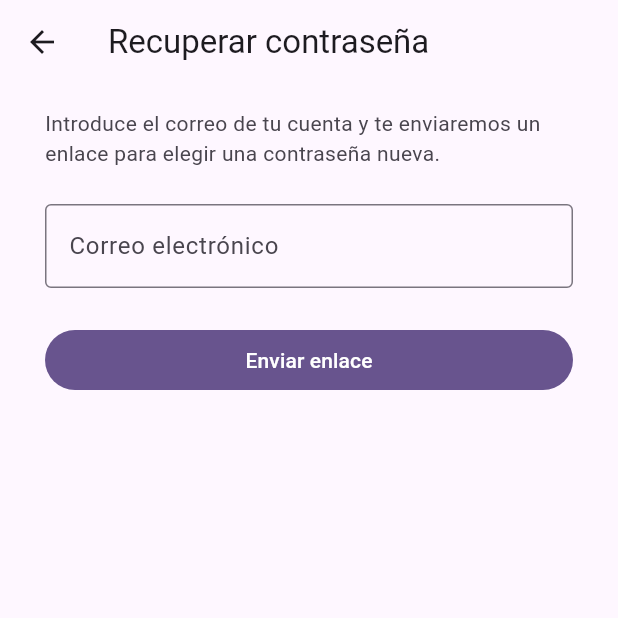
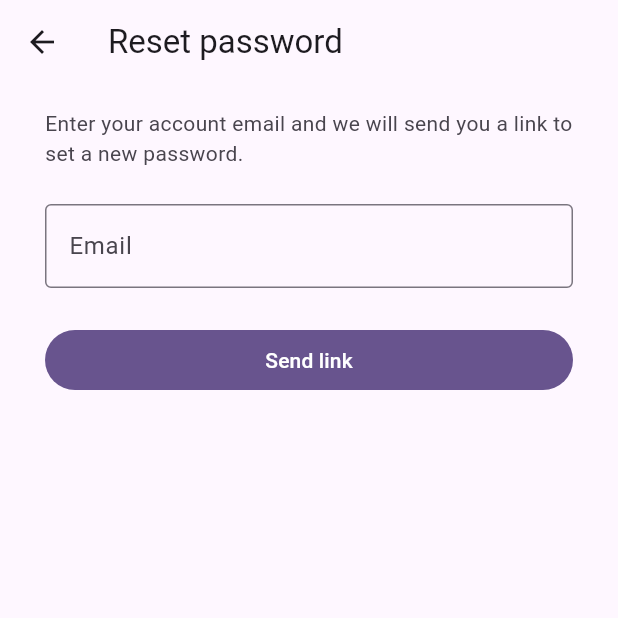
Before and after one commit to Gudynya/LuminaWriters, a Flutter app: the PasswordRecoveryPage screen opened by its route, on a phone screen of 412 x 824 dp, the top half of it. Run offline on Flutter 3.47's test engine with Material 3 defaults, Android fonts, the phone set to English and light mode, and no system bars.

Commit message:
feat(i18n): gen-l10n es/en, AppLocalizations y cambio OpenSpec i18n-foundation
Made-with: Cursor

````diff
--- /dev/null
+++ b/app/l10n.yaml
@@ -0,0 +1,5 @@
+arb-dir: lib/l10n
+template-arb-file: app_en.arb
+output-localization-file: app_localizations.dart
+output-class: AppLocalizations
+nullable-getter: false
--- /dev/null
+++ b/app/lib/l10n/app_en.arb
@@ -0,0 +1,32 @@
+{
+  "@@locale": "en",
+  "appTitle": "LuminaWriters",
+  "landingHeadline": "Welcome to LuminaWriter, your writers' assistant",
+  "authLogIn": "Log in",
+  "authSignUp": "Sign up",
+  "authForgotPassword": "Forgot password?",
+  "authLoginTitle": "Log in",
+  "authEmailLabel": "Email",
+  "authPasswordLabel": "Password",
+  "authSignInButton": "Sign in",
+  "authCreateAccountTitle": "Create account",
+  "authRegisterButton": "Sign up",
+  "authRecoverPasswordTitle": "Reset password",
+  "authRecoveryInstructions": "Enter your account email and we will send you a link to set a new password.",
+  "authSendLinkButton": "Send link",
+  "shellHomeTab": "Home",
+  "shellProjectsTab": "Projects",
+  "shellLibraryTab": "Library",
+  "shellSettingsTab": "Settings",
+  "appBrandNameShort": "LuminaWriter",
+  "shellDrawerSubtitle": "Your writing space",
+  "shellSignOut": "Sign out",
+  "shellSectionPlaceholder": "Content for \"{sectionName}\" coming soon.",
+  "@shellSectionPlaceholder": {
+    "placeholders": {
+      "sectionName": {
+        "type": "String"
+      }
+    }
+  }
+}
--- /dev/null
+++ b/app/lib/l10n/app_localizations.dart
@@ -0,0 +1,266 @@
+import 'dart:async';
+
+import 'package:flutter/foundation.dart';
+import 'package:flutter/widgets.dart';
+import 'package:flutter_localizations/flutter_localizations.dart';
+import 'package:intl/intl.dart' as intl;
+
+import 'app_localizations_en.dart';
+import 'app_localizations_es.dart';
+
+// ignore_for_file: type=lint
+
+/// Callers can lookup localized strings with an instance of AppLocalizations
+/// returned by `AppLocalizations.of(context)`.
+///
+/// Applications need to include `AppLocalizations.delegate()` in their app's
+/// `localizationDelegates` list, and the locales they support in the app's
+/// `supportedLocales` list. For example:
+///
+/// ```dart
+/// import 'l10n/app_localizations.dart';
+///
+/// return MaterialApp(
+///   localizationsDelegates: AppLocalizations.localizationsDelegates,
+///   supportedLocales: AppLocalizations.supportedLocales,
+///   home: MyApplicationHome(),
+/// );
+/// ```
+///
+/// ## Update pubspec.yaml
+///
+/// Please make sure to update your pubspec.yaml to include the following
+/// packages:
+///
+/// ```yaml
+/// dependencies:
+///   # Internationalization support.
+///   flutter_localizations:
+///     sdk: flutter
+///   intl: any # Use the pinned version from flutter_localizations
+///
+///   # Rest of dependencies
+/// ```
+///
+/// ## iOS Applications
+///
+/// iOS applications define key application metadata, including supported
+/// locales, in an Info.plist file that is built into the application bundle.
+/// To configure the locales supported by your app, you’ll need to edit this
+/// file.
+///
+/// First, open your project’s ios/Runner.xcworkspace Xcode workspace file.
+/// Then, in the Project Navigator, open the Info.plist file under the Runner
+/// project’s Runner folder.
+///
+/// Next, select the Information Property List item, select Add Item from the
+/// Editor menu, then select Localizations from the pop-up menu.
+///
+/// Select and expand the newly-created Localizations item then, for each
+/// locale your application supports, add a new item and select the locale
+/// you wish to add from the pop-up menu in the Value field. This list should
+/// be consistent with the languages listed in the AppLocalizations.supportedLocales
+/// property.
+abstract class AppLocalizations {
+  AppLocalizations(String locale)
+    : localeName = intl.Intl.canonicalizedLocale(locale.toString());
+
+  final String localeName;
+
+  static AppLocalizations of(BuildContext context) {
+    return Localizations.of<AppLocalizations>(context, AppLocalizations)!;
+  }
+
+  static const LocalizationsDelegate<AppLocalizations> delegate =
+      _AppLocalizationsDelegate();
+
+  /// A list of this localizations delegate along with the default localizations
+  /// delegates.
+  ///
+  /// Returns a list of localizations delegates containing this delegate along with
+  /// GlobalMaterialLocalizations.delegate, GlobalCupertinoLocalizations.delegate,
+  /// and GlobalWidgetsLocalizations.delegate.
+  ///
+  /// Additional delegates can be added by appending to this list in
+  /// MaterialApp. This list does not have to be used at all if a custom list
+  /// of delegates is preferred or required.
+  static const List<LocalizationsDelegate<dynamic>> localizationsDelegates =
+      <LocalizationsDelegate<dynamic>>[
+        delegate,
+        GlobalMaterialLocalizations.delegate,
+        GlobalCupertinoLocalizations.delegate,
+        GlobalWidgetsLocalizations.delegate,
+      ];
+
+  /// A list of this localizations delegate's supported locales.
+  static const List<Locale> supportedLocales = <Locale>[
+    Locale('en'),
+    Locale('es'),
+  ];
+
+  /// No description provided for @appTitle.
+  ///
+  /// In en, this message translates to:
+  /// **'LuminaWriters'**
+  String get appTitle;
+
+  /// No description provided for @landingHeadline.
+  ///
+  /// In en, this message translates to:
+  /// **'Welcome to LuminaWriter, your writers\' assistant'**
+  String get landingHeadline;
+
+  /// No description provided for @authLogIn.
+  ///
+  /// In en, this message translates to:
+  /// **'Log in'**
+  String get authLogIn;
+
+  /// No description provided for @authSignUp.
+  ///
+  /// In en, this message translates to:
+  /// **'Sign up'**
+  String get authSignUp;
+
+  /// No description provided for @authForgotPassword.
+  ///
+  /// In en, this message translates to:
+  /// **'Forgot password?'**
+  String get authForgotPassword;
+
+  /// No description provided for @authLoginTitle.
+  ///
+  /// In en, this message translates to:
+  /// **'Log in'**
+  String get authLoginTitle;
+
+  /// No description provided for @authEmailLabel.
+  ///
+  /// In en, this message translates to:
+  /// **'Email'**
+  String get authEmailLabel;
+
+  /// No description provided for @authPasswordLabel.
+  ///
+  /// In en, this message translates to:
+  /// **'Password'**
+  String get authPasswordLabel;
+
+  /// No description provided for @authSignInButton.
+  ///
+  /// In en, this message translates to:
+  /// **'Sign in'**
+  String get authSignInButton;
+
+  /// No description provided for @authCreateAccountTitle.
+  ///
+  /// In en, this message translates to:
+  /// **'Create account'**
+  String get authCreateAccountTitle;
+
+  /// No description provided for @authRegisterButton.
+  ///
+  /// In en, this message translates to:
+  /// **'Sign up'**
+  String get authRegisterButton;
+
+  /// No description provided for @authRecoverPasswordTitle.
+  ///
+  /// In en, this message translates to:
+  /// **'Reset password'**
+  String get authRecoverPasswordTitle;
+
+  /// No description provided for @authRecoveryInstructions.
+  ///
+  /// In en, this message translates to:
+  /// **'Enter your account email and we will send you a link to set a new password.'**
+  String get authRecoveryInstructions;
+
+  /// No description provided for @authSendLinkButton.
+  ///
+  /// In en, this message translates to:
+  /// **'Send link'**
+  String get authSendLinkButton;
+
+  /// No description provided for @shellHomeTab.
+  ///
+  /// In en, this message translates to:
+  /// **'Home'**
+  String get shellHomeTab;
+
+  /// No description provided for @shellProjectsTab.
+  ///
+  /// In en, this message translates to:
+  /// **'Projects'**
+  String get shellProjectsTab;
+
+  /// No description provided for @shellLibraryTab.
+  ///
+  /// In en, this message translates to:
+  /// **'Library'**
+  String get shellLibraryTab;
+
+  /// No description provided for @shellSettingsTab.
+  ///
+  /// In en, this message translates to:
+  /// **'Settings'**
+  String get shellSettingsTab;
+
+  /// No description provided for @appBrandNameShort.
+  ///
+  /// In en, this message translates to:
+  /// **'LuminaWriter'**
+  String get appBrandNameShort;
+
+  /// No description provided for @shellDrawerSubtitle.
+  ///
+  /// In en, this message translates to:
+  /// **'Your writing space'**
+  String get shellDrawerSubtitle;
+
+  /// No description provided for @shellSignOut.
+  ///
+  /// In en, this message translates to:
+  /// **'Sign out'**
+  String get shellSignOut;
+
+  /// No description provided for @shellSectionPlaceholder.
+  ///
+  /// In en, this message translates to:
+  /// **'Content for \"{sectionName}\" coming soon.'**
+  String shellSectionPlaceholder(String sectionName);
+}
+
+class _AppLocalizationsDelegate
+    extends LocalizationsDelegate<AppLocalizations> {
+  const _AppLocalizationsDelegate();
+
+  @override
+  Future<AppLocalizations> load(Locale locale) {
+    return SynchronousFuture<AppLocalizations>(lookupAppLocalizations(locale));
+  }
+
+  @override
+  bool isSupported(Locale locale) =>
+      <String>['en', 'es'].contains(locale.languageCode);
+
+  @override
+  bool shouldReload(_AppLocalizationsDelegate old) => false;
+}
+
+AppLocalizations lookupAppLocalizations(Locale locale) {
+  // Lookup logic when only language code is specified.
+  switch (locale.languageCode) {
+    case 'en':
+      return AppLocalizationsEn();
+    case 'es':
+      return AppLocalizationsEs();
+  }
+
+  throw FlutterError(
+    'AppLocalizations.delegate failed to load unsupported locale "$locale". This is likely '
+    'an issue with the localizations generation tool. Please file an issue '
+    'on GitHub with a reproducible sample app and the gen-l10n configuration '
+    'that was used.',
+  );
+}
--- a/app/lib/screens/password_recovery_page.dart
+++ b/app/lib/screens/password_recovery_page.dart
@@ -1,4 +1,6 @@
 import 'package:flutter/material.dart';
+
+import '../l10n/app_localizations.dart';
 
 class PasswordRecoveryPage extends StatefulWidget {
   const PasswordRecoveryPage({super.key});
@@ -19,10 +21,11 @@ class _PasswordRecoveryPageState extends State<PasswordRecoveryPage> {
   @override
   Widget build(BuildContext context) {
     final theme = Theme.of(context);
+    final l10n = AppLocalizations.of(context);
 
     return Scaffold(
       appBar: AppBar(
-        title: const Text('Recuperar contraseña'),
+        title: Text(l10n.authRecoverPasswordTitle),
       ),
       body: SafeArea(
         child: Center(
@@ -32,8 +35,7 @@ class _PasswordRecoveryPageState extends State<PasswordRecoveryPage> {
               padding: const EdgeInsets.symmetric(horizontal: 24, vertical: 16),
               children: [
                 Text(
-                  'Introduce el correo de tu cuenta y te enviaremos un enlace para '
-                  'elegir una contraseña nueva.',
+                  l10n.authRecoveryInstructions,
                   style: theme.textTheme.bodyMedium?.copyWith(
                     color: theme.colorScheme.onSurfaceVariant,
                   ),
@@ -43,9 +45,9 @@ class _PasswordRecoveryPageState extends State<PasswordRecoveryPage> {
                   controller: _emailController,
                   keyboardType: TextInputType.emailAddress,
                   autocorrect: false,
-                  decoration: const InputDecoration(
-                    labelText: 'Correo electrónico',
-                    border: OutlineInputBorder(),
+                  decoration: InputDecoration(
+                    labelText: l10n.authEmailLabel,
+                    border: const OutlineInputBorder(),
                   ),
                 ),
                 const SizedBox(height: 24),
@@ -53,7 +55,7 @@ class _PasswordRecoveryPageState extends State<PasswordRecoveryPage> {
                   onPressed: () {
                     // Conectar envío de enlace cuando exista backend.
                   },
-                  child: const Text('Enviar enlace'),
+                  child: Text(l10n.authSendLinkButton),
                 ),
               ],
             ),
--- a/app/pubspec.yaml
+++ b/app/pubspec.yaml
@@ -30,10 +30,13 @@ environment:
 dependencies:
   flutter:
     sdk: flutter
+  flutter_localizations:
+    sdk: flutter
 
   # The following adds the Cupertino Icons font to your application.
   # Use with the CupertinoIcons class for iOS style icons.
   cupertino_icons: ^1.0.8
+  intl: ^0.20.2
 
 dev_dependencies:
   flutter_test:
@@ -51,6 +54,7 @@ dev_dependencies:
 
 # The following section is specific to Flutter packages.
 flutter:
+  generate: true
 
   # The following line ensures that the Material Icons font is
   # included with your application, so that you can use the icons in
````
Also changed, not shown: app/lib/l10n/app_es.arb (added, +32 -0 lines), app/lib/l10n/app_localizations_en.dart (added, +80 -0 lines), app/lib/l10n/app_localizations_es.dart (added, +80 -0 lines), app/lib/main.dart (+16 -2 lines), app/lib/screens/landing_page.dart (+6 -7 lines), app/lib/screens/login_page.dart (+12 -9 lines), app/lib/screens/main_shell_page.dart (+45 -29 lines), app/lib/screens/sign_up_page.dart (+12 -8 lines), app/pubspec.lock, openspec/changes/i18n-foundation/.openspec.yaml (added), 5 other files.
